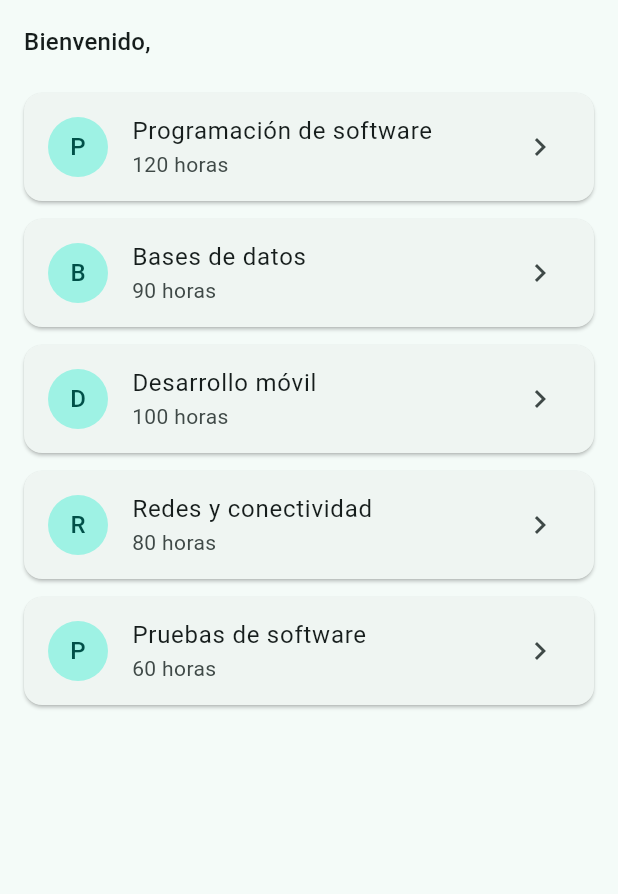
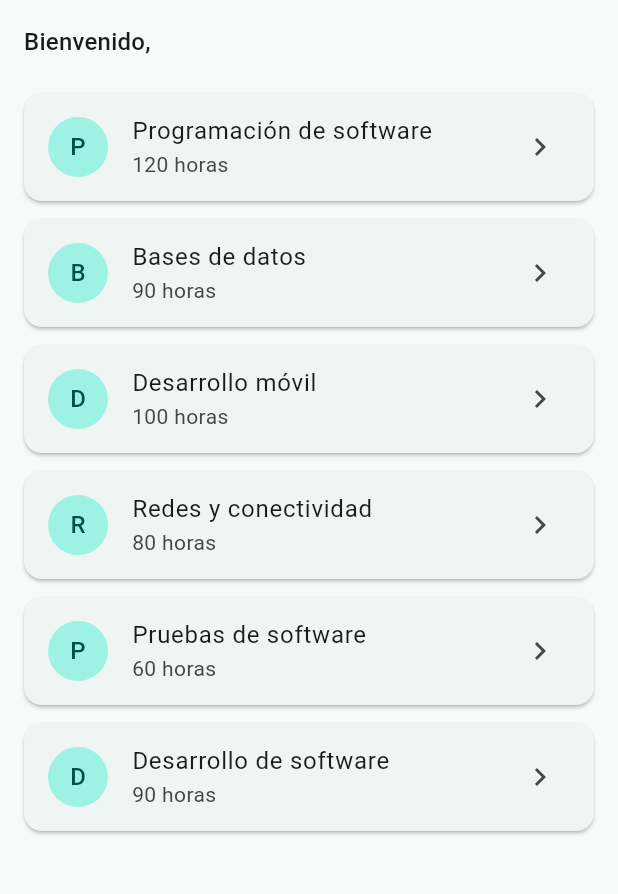
Before and after one commit to Jhon057/Sena_3388983, a Flutter app: the HomeView screen opened directly with empty values, on a phone screen of 412 x 824 dp, the part 84-978 px from its top. Run offline on Flutter 3.47's test engine with Material 3 defaults, Android fonts, the phone set to English and light mode, and no system bars; our stand-ins replace material_ui.

Commit message:
intento de reto

```diff
--- a/mi_primera_app/lib/models/curso.dart
+++ b/mi_primera_app/lib/models/curso.dart
@@ -2,12 +2,14 @@ class Curso {
   final String nombre;
   final String instructor;
   final int horas;
+  final String modalidad;
   final String descripcion;
 
   const Curso({
     required this.nombre,
     required this.instructor,
     required this.horas,
+    required this.modalidad,
     required this.descripcion,
   });
 }
@@ -17,31 +19,45 @@ const List<Curso> cursosDemo = [
     nombre: 'Programación de software',
     instructor: 'Instructor 1',
     horas: 120,
+    modalidad: "virtual",
     descripcion:
-    'Fundamentos de lógica, algoritmos y programación orientada a objetos.',
+        'Fundamentos de lógica, algoritmos y programación orientada a objetos.',
   ),
   Curso(
     nombre: 'Bases de datos',
     instructor: 'Instructor 2',
     horas: 90,
-    descripcion: 'Modelado relacional, SQL y consultas sobre MariaDB y PostgreSQL.',
+    modalidad: "presencial",
+    descripcion:
+        'Modelado relacional, SQL y consultas sobre MariaDB y PostgreSQL.',
   ),
   Curso(
     nombre: 'Desarrollo móvil',
     instructor: 'Instructor 3',
     horas: 100,
-    descripcion: 'Construcción de aplicaciones móviles multiplataforma con Flutter.',
+    modalidad: "virtual",
+    descripcion:
+        'Construcción de aplicaciones móviles multiplataforma con Flutter.',
   ),
   Curso(
     nombre: 'Redes y conectividad',
     instructor: 'Instructor 4',
     horas: 80,
+    modalidad: "presencial",
     descripcion: 'Direccionamiento IP, enrutamiento y configuración de redes.',
   ),
   Curso(
     nombre: 'Pruebas de software',
     instructor: 'Instructor 5',
     horas: 60,
+    modalidad: "virtual",
     descripcion: 'Diseño de casos de prueba y pruebas automatizadas.',
   ),
+  Curso(
+    nombre: 'Desarrollo de software',
+    instructor: 'Instructor 6',
+    horas: 90,
+    modalidad: "virtual",
+    descripcion: 'Diseñar software a medida.',
+  ),
 ];
--- a/mi_primera_app/lib/views/detail_view.dart
+++ b/mi_primera_app/lib/views/detail_view.dart
@@ -64,6 +64,13 @@ class _DetailViewState extends State<DetailView> {
               Text('${curso.horas} horas'),
             ],
           ),
+          Row(
+            children: [
+              const Icon(Icons.schedule),
+              const SizedBox(width: 8),
+              Text(curso.modalidad),
+            ],
+          ),
           const Divider(height: 32),
           Text(curso.descripcion, style: Theme.of(context).textTheme.bodyLarge),
           const SizedBox(height: 32),
```
